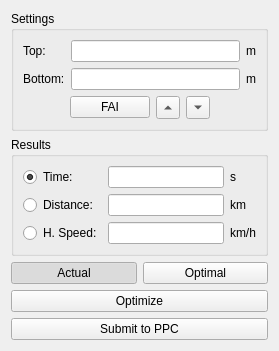
The window that src/ppcform.ui (flysight/flysight-viewer-qt) describes before a commit, drawn with Qt 5.
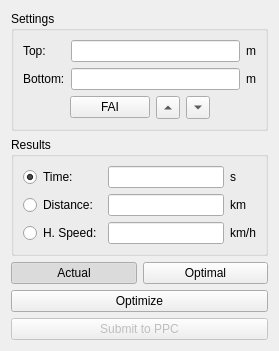
The same window after the commit.

Commit message: Added User Input Validation

What changed in the file:
```diff
--- a/src/ppcform.ui
+++ b/src/ppcform.ui
@@ -233,6 +233,9 @@
    </item>
    <item>
     <widget class="QPushButton" name="ppcButton">
+     <property name="enabled">
+      <bool>false</bool>
+     </property>
      <property name="text">
       <string>Submit to PPC</string>
      </property>
```
The commit also changes 1 other file.
